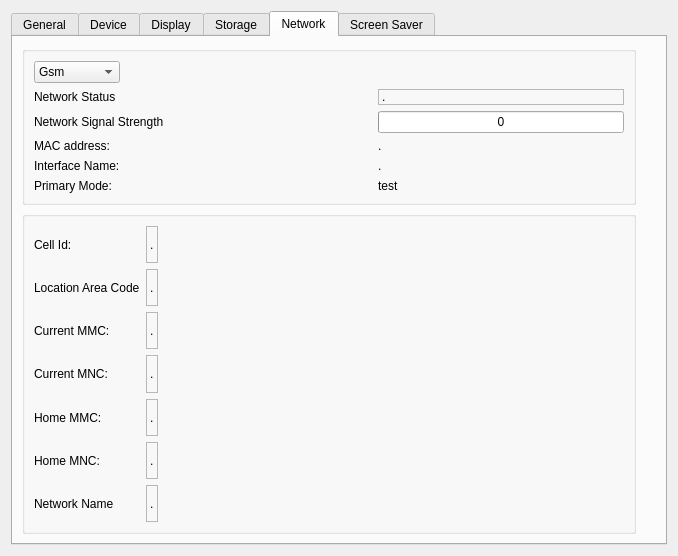
First picture: the form in examples/sysinfo/dialog.ui, repository qtproject/qt-mobility, before the edit.
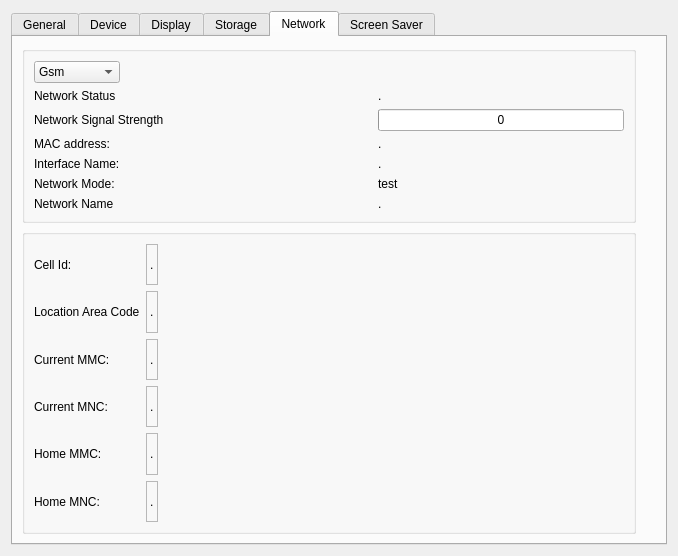
Second picture: the form after the edit. The open tabs and pages were chosen to show the change.

Commit message: add network mode

Diff of the .ui file:
```diff
--- a/examples/sysinfo/dialog.ui
+++ b/examples/sysinfo/dialog.ui
@@ -583,9 +583,6 @@
           </item>
           <item row="1" column="2">
            <widget class="QLabel" name="cellNetworkStatusLabel">
-            <property name="frameShape">
-             <enum>QFrame::StyledPanel</enum>
-            </property>
             <property name="frameShadow">
              <enum>QFrame::Sunken</enum>
             </property>
@@ -642,7 +639,7 @@
           <item row="5" column="0" colspan="2">
            <widget class="QLabel" name="label">
             <property name="text">
-             <string>Primary Mode:</string>
+             <string>Network Mode:</string>
             </property>
            </widget>
           </item>
@@ -653,6 +650,20 @@
             </property>
            </widget>
           </item>
+          <item row="6" column="2">
+           <widget class="QLabel" name="operatorNameLabel">
+            <property name="text">
+             <string>.</string>
+            </property>
+           </widget>
+          </item>
+          <item row="6" column="0">
+           <widget class="QLabel" name="label_52">
+            <property name="text">
+             <string>Network Name</string>
+            </property>
+           </widget>
+          </item>
          </layout>
         </widget>
        </item>
@@ -834,26 +845,6 @@
             </property>
            </spacer>
           </item>
-          <item row="6" column="0">
-           <widget class="QLabel" name="label_52">
-            <property name="text">
-             <string>Network Name</string>
-            </property>
-           </widget>
-          </item>
-          <item row="6" column="1">
-           <widget class="QLabel" name="operatorNameLabel">
-            <property name="frameShape">
-             <enum>QFrame::StyledPanel</enum>
-            </property>
-            <property name="frameShadow">
-             <enum>QFrame::Sunken</enum>
-            </property>
-            <property name="text">
-             <string>.</string>
-            </property>
-           </widget>
-          </item>
          </layout>
         </widget>
        </item>
```
The commit also changes 1 other file.
